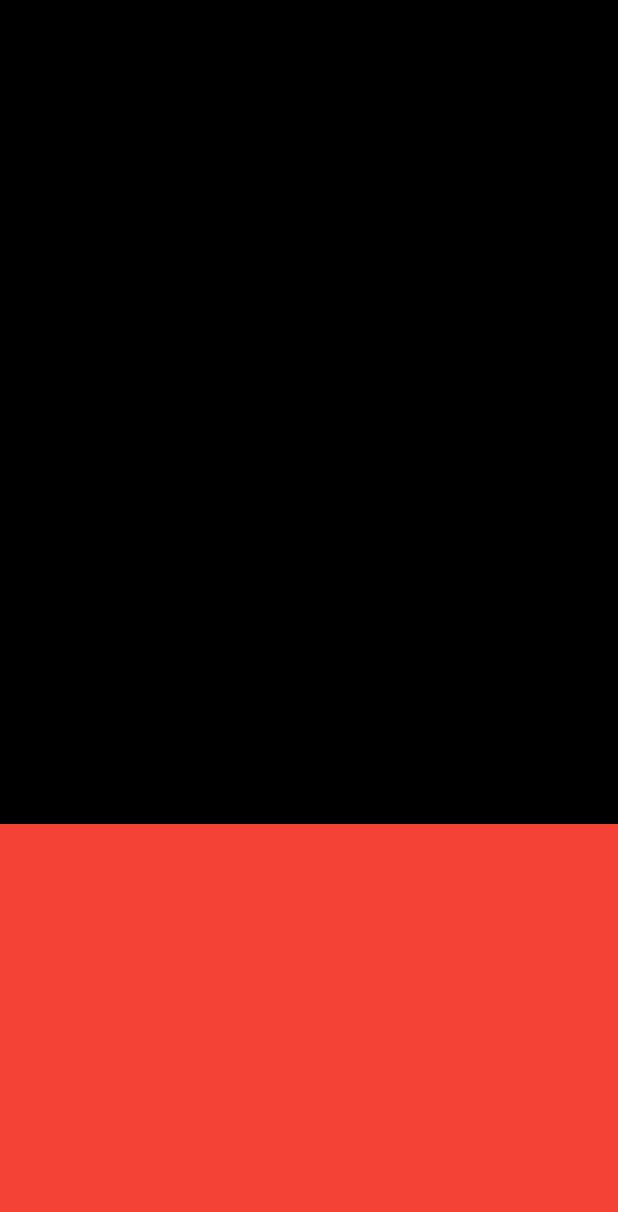
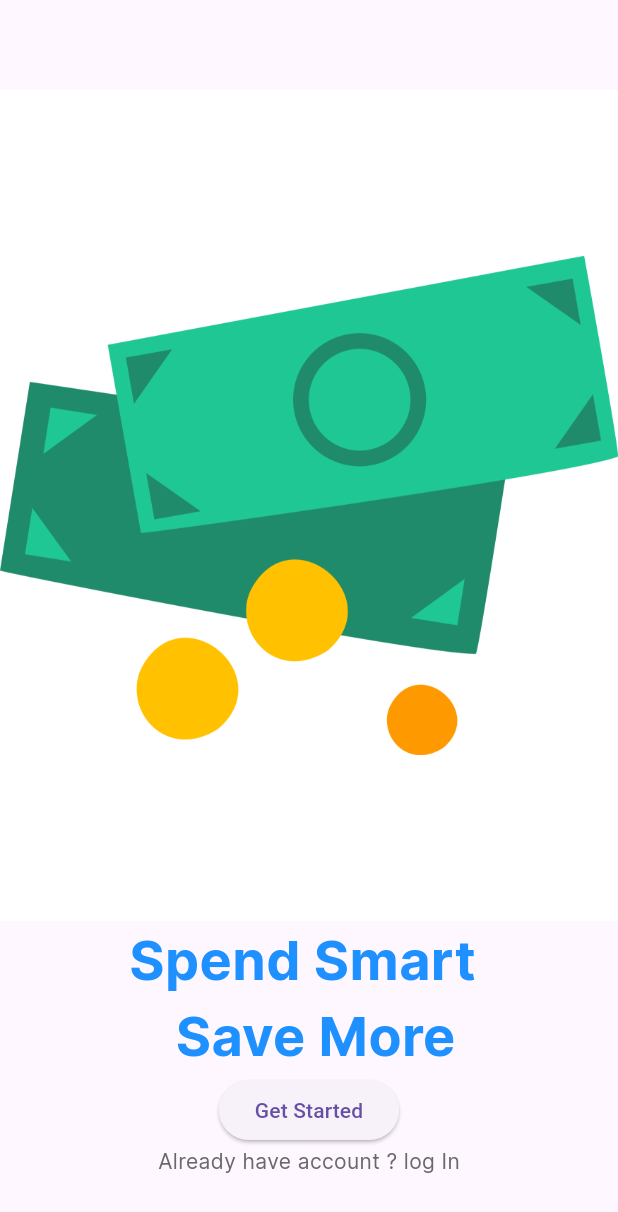
Before and after one commit to danilobrayann/financy_pp, a Flutter app: the screen it shows after launch, on a phone screen of 412 x 824 dp. Shown: the top 1212 px of the screen. Run offline on Flutter 3.47's test engine with Material 3 defaults, Android fonts, the phone set to English and light mode, and no system bars.

Commit message:
feat: acrescentando novos intes na onbording_page

```diff
--- a/lib/common/constants/app_colors.dart
+++ b/lib/common/constants/app_colors.dart
@@ -6,4 +6,7 @@ class AppColors {
   static const Color FirstColor = Color(0xFFF1E90FF);
   static const Color SecondColor = Color(0xfff0000cd);
   static const Color ThirdColor = Color(0xffffffff);
+  static const Color FirstOnboardingColor = Color(0xffffffff);
+  static const Color SecondOnboardingColor = Color(0xfff6495ED);
+  static const Color ThirdOnboardingColor = Color(0xfff696969);
 }
--- a/lib/common/constants/app_text_styles.dart
+++ b/lib/common/constants/app_text_styles.dart
@@ -8,4 +8,16 @@ class AppTextStyles {
     fontSize: 50,
     fontWeight: FontWeight.w700,
   );
+
+  static const TextStyle onboardingbigText = TextStyle(
+    fontFamily: 'Inter',
+    fontSize: 36,
+    fontWeight: FontWeight.w700,
+  );
+
+  static const TextStyle onboardingSmallText = TextStyle(
+    fontFamily: 'Inter',
+    fontSize: 14.0,
+    fontWeight: FontWeight.w500,
+  );
 }
--- a/lib/features/onboarding/onboarding_page.dart
+++ b/lib/features/onboarding/onboarding_page.dart
@@ -1,3 +1,5 @@
+import 'package:financy_pp/common/constants/app_colors.dart';
+import 'package:financy_pp/common/constants/app_text_styles.dart';
 import 'package:flutter/material.dart';
 
 class OnboardingPage extends StatelessWidget {
@@ -8,18 +10,36 @@ class OnboardingPage extends StatelessWidget {
     return Scaffold(
       body: Column(
         children: [
+          const SizedBox(
+            height: 60.0,
+          ),
           Expanded(
             flex: 2,
             child: Container(
               height: 150.0,
-              color: Colors.black,
+              color: AppColors.FirstOnboardingColor,
+              child: Image.asset('assets/images/money.png'),
             ),
           ),
-          Expanded(
-            child: Container(
-              height: 150.0,
-              color: Colors.red,
-            ),
+          Text('Spend Smart ',
+              style: AppTextStyles.onboardingbigText.copyWith(
+                color: AppColors.FirstColor,
+              )),
+          Text(' Save More',
+              style: AppTextStyles.onboardingbigText.copyWith(
+                color: AppColors.FirstColor,
+              )),
+          ElevatedButton(
+              onPressed: () {},
+              child: const Text(
+                'Get Started',
+              )),
+          Text('Already have account ? log In',
+              style: AppTextStyles.onboardingSmallText.copyWith(
+                color: AppColors.ThirdOnboardingColor,
+              )),
+          const SizedBox(
+            height: 40.0,
           ),
         ],
       ),
```
